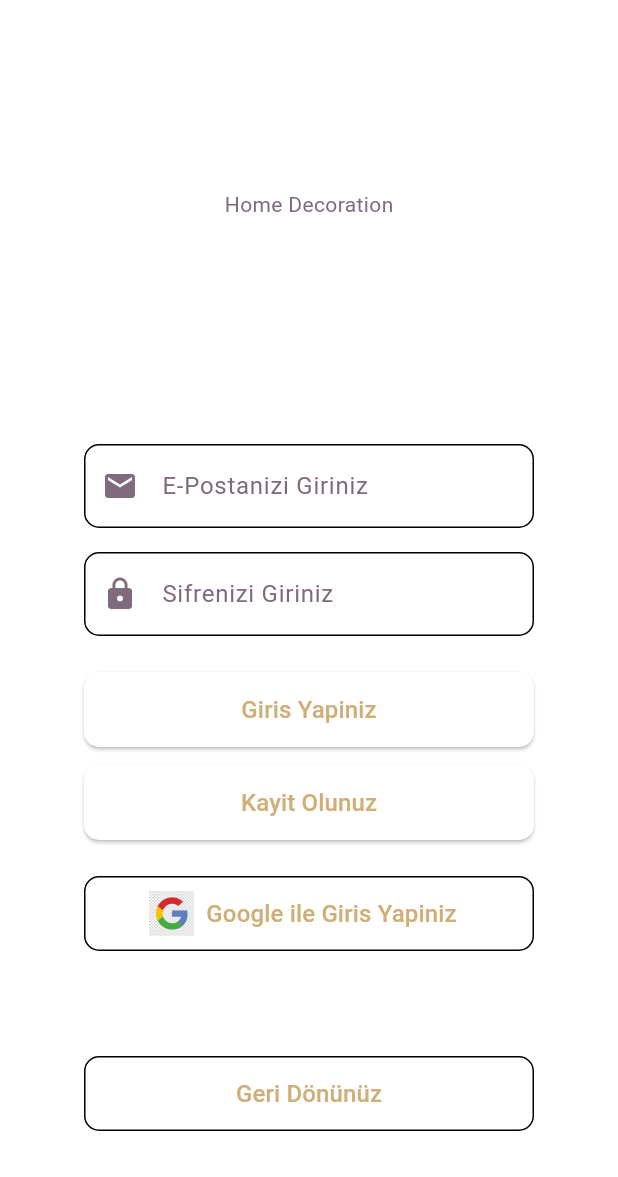
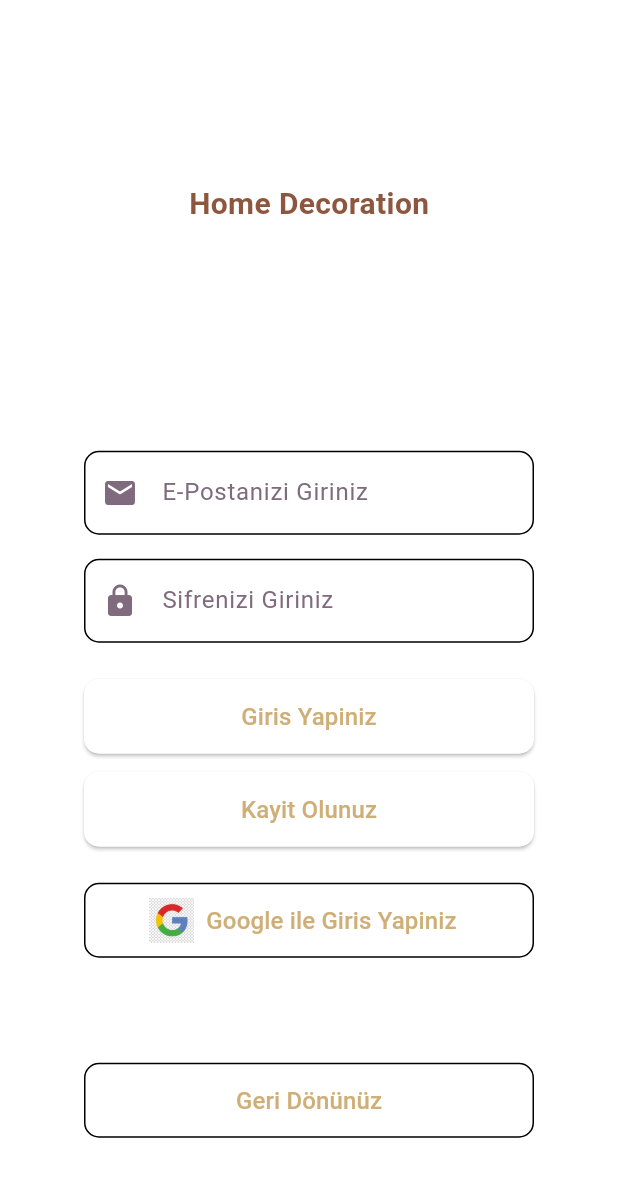
Before and after one commit to onurguzelordu/Final_Projesi, a Flutter app: the LoginScreen screen opened by its route, on a phone screen of 412 x 824 dp. Shown: the top 1177 px of the screen. Run offline on Flutter 3.47's test engine with Material 3 defaults, Android fonts, the phone set to English and light mode, and no system bars; our stand-ins replace go_router; network calls fail.

Commit message:
Login ekranının başlığı eklendi

```diff
--- a/lib/screens/login_screen.dart
+++ b/lib/screens/login_screen.dart
@@ -51,10 +51,24 @@ class _LoginScreenState extends State<LoginScreen> {
           child: Column(
             mainAxisAlignment: MainAxisAlignment.center,
             children: [
-              Text("Home Decoration"),
-              SizedBox(height: 150,),
+            const  Row(
+
+              children: [
+                Padding(padding: EdgeInsets.only(left: 70.0)),
+                 Text(
+                  "Home Decoration",
+                  style: TextStyle(
+                    color: Color.fromRGBO(141, 87, 63, 1),
+                    fontWeight: FontWeight.w600,
+                    fontSize: 20,
+
+
+                  ),
+                ),
+              ],
+            ),
+              const SizedBox(height: 150,),
               TextField(
-
                 controller: epostaYonetici,
                 decoration: InputDecoration(
                   hintText: "E-Postanizi Giriniz",
```
